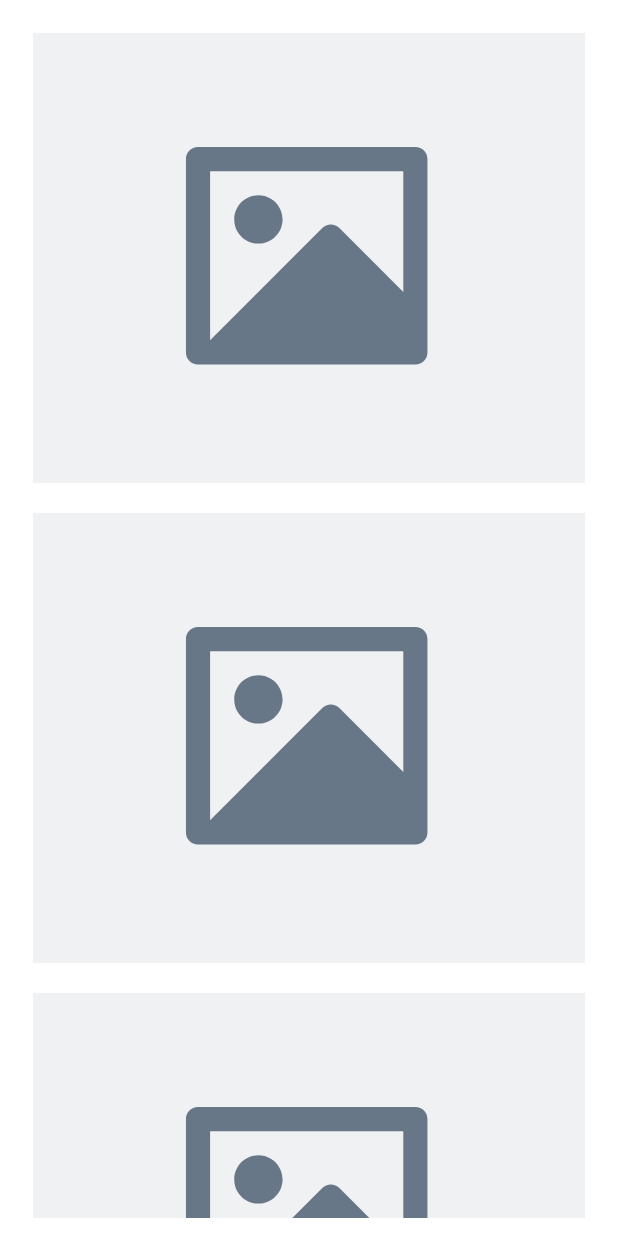
After one commit to EcoJourney-Bangkit-Capstone/EcoJourney-Mobile, an Android app: the layout fragment_scan_result.xml on its own in the app's theme, with its tools: preview values and no code run, on a phone screen of 412 x 824 dp. The commit adds this screen. Run offline under Robolectric (Android 15) with nearby library versions, the phone set to English and light mode, and no system bars.

Commit message:
feat: Implementing bottom sheets after taking image and modify navigation

```diff
--- a/app/build.gradle.kts
+++ b/app/build.gradle.kts
@@ -53,6 +53,7 @@ dependencies {
     implementation(libs.camera.view)
     implementation(libs.androidx.fragment.ktx)
     implementation(libs.androidx.activity)
+    implementation(libs.androidx.legacy.support.v4)
     testImplementation(libs.junit)
     androidTestImplementation(libs.androidx.junit)
     androidTestImplementation(libs.androidx.espresso.core)
--- /dev/null
+++ b/app/src/main/res/drawable/bottom_sheet_bg.xml
@@ -0,0 +1,14 @@
+<?xml version="1.0" encoding="utf-8"?>
+<shape xmlns:android="http://schemas.android.com/apk/res/android"
+    android:shape="rectangle">
+    <solid android:color="@color/white" />
+    <corners
+        android:topLeftRadius="30dp"
+        android:topRightRadius="30dp"/>
+
+    <padding
+        android:left="12dp"
+        android:right="12dp"
+        android:top="12dp"
+        android:bottom="12dp"/>
+</shape>
--- /dev/null
+++ b/app/src/main/res/drawable/img_placeholder.xml
@@ -0,0 +1,13 @@
+<vector xmlns:android="http://schemas.android.com/apk/res/android"
+    android:width="300dp"
+    android:height="300dp"
+    android:viewportWidth="120"
+    android:viewportHeight="120">
+  <path
+      android:pathData="M0,0h120v120h-120z"
+      android:fillColor="#EFF1F3"/>
+  <path
+      android:pathData="M33.25,38.48C33.26,37.05 34.42,35.89 35.85,35.88H83.15C84.58,35.88 85.75,37.04 85.75,38.48V80.52C85.74,81.95 84.58,83.11 83.15,83.13H35.85C34.42,83.12 33.25,81.96 33.25,80.52V38.48ZM80.5,41.13H38.5V77.88L62.89,53.48C63.92,52.45 65.58,52.45 66.6,53.48L80.5,67.4V41.13ZM43.75,51.62C43.75,54.52 46.1,56.87 49,56.87C51.9,56.87 54.25,54.52 54.25,51.62C54.25,48.73 51.9,46.37 49,46.37C46.1,46.37 43.75,48.73 43.75,51.62Z"
+      android:fillColor="#687787"
+      android:fillType="evenOdd"/>
+</vector>
--- /dev/null
+++ b/app/src/main/res/layout/fragment_scan_result.xml
@@ -0,0 +1,53 @@
+<?xml version="1.0" encoding="utf-8"?>
+<LinearLayout
+    xmlns:android="http://schemas.android.com/apk/res/android"
+    xmlns:app="http://schemas.android.com/apk/res-auto"
+    android:id="@+id/scanResultFragment"
+    android:layout_width="match_parent"
+    android:layout_height="match_parent"
+    android:background="@drawable/bottom_sheet_bg"
+    android:orientation="vertical">
+
+    <!-- Your content here -->
+    <androidx.core.widget.NestedScrollView
+        android:layout_width="match_parent"
+        android:layout_height="wrap_content">
+
+        <LinearLayout
+            android:layout_width="match_parent"
+            android:layout_height="wrap_content"
+            android:orientation="vertical">
+
+            <!-- Your expandable and scrollable content here -->
+            <ImageView
+                android:id="@+id/imageView"
+                android:layout_width="match_parent"
+                android:layout_height="wrap_content"
+                android:layout_margin="10dp"
+                android:contentDescription="@string/scan_result_image"
+                android:scaleType="centerCrop"
+                android:src="@drawable/img_placeholder" />
+
+            <ImageView
+                android:id="@+id/imageView2"
+                android:layout_width="match_parent"
+                android:layout_height="wrap_content"
+                android:layout_margin="10dp"
+                android:contentDescription="@string/scan_result_image"
+                android:scaleType="centerCrop"
+                android:src="@drawable/img_placeholder" />
+
+            <ImageView
+                android:id="@+id/imageView3"
+                android:layout_width="match_parent"
+                android:layout_height="wrap_content"
+                android:layout_margin="10dp"
+                android:contentDescription="@string/scan_result_image"
+                android:scaleType="centerCrop"
+                android:src="@drawable/img_placeholder" />
+
+            <!-- Other views -->
+
+        </LinearLayout>
+    </androidx.core.widget.NestedScrollView>
+</LinearLayout>
--- a/app/src/main/res/menu/bottom_nav_menu.xml
+++ b/app/src/main/res/menu/bottom_nav_menu.xml
@@ -12,8 +12,14 @@
         android:title="@string/title_dashboard" />
 
     <item
+        android:id="@+id/navigation_scan"
+        android:icon="@drawable/ic_capture"
+        android:title="@string/scan" />
+
+    <item
         android:id="@+id/navigation_notifications"
         android:icon="@drawable/ic_notifications_black_24dp"
         android:title="@string/title_notifications" />
 
+
 </menu>
--- a/app/src/main/res/values/strings.xml
+++ b/app/src/main/res/values/strings.xml
@@ -5,4 +5,8 @@
     <string name="title_notifications">Notifications</string>
     <string name="scan_your_waste">Scan Your Waste!</string>
     <string name="scan_help">To get articles about your waste you need to take a picture</string>
+    <string name="scan">Scan</string>
+    <!-- TODO: Remove or change this placeholder text -->
+    <string name="hello_blank_fragment">Hello blank fragment</string>
+    <string name="scan_result_image">Scan Result image</string>
 </resources>
--- a/app/src/main/res/values/themes.xml
+++ b/app/src/main/res/values/themes.xml
@@ -12,5 +12,23 @@
         <!-- Status bar color. -->
         <item name="android:statusBarColor">?attr/colorPrimaryVariant</item>
         <!-- Customize your theme here. -->
+
+        <item name="bottomSheetDialogTheme">@style/AppBottomSheetDialogTheme</item>
+
+    </style>
+
+    <style name="AppBottomSheetDialogTheme"
+        parent="Theme.Design.Light.BottomSheetDialog">
+        <item name="bottomSheetStyle">@style/AppModalStyle</item>
+    </style>
+
+    <style name="AppModalStyle"
+        parent="Widget.Design.BottomSheet.Modal">
+        <item name="android:background">@drawable/bottom_sheet_bg</item>
+    </style>
+
+    <style name="DialogAnimation">
+        <item name="android:windowEnterAnimation">@anim/slide_in_bottom</item>
+        <item name="android:windowExitAnimation">@anim/slide_out_bottom</item>
     </style>
 </resources>
--- a/gradle/libs.versions.toml
+++ b/gradle/libs.versions.toml
@@ -15,6 +15,7 @@ navigationUiKtx = "2.6.0"
 cameraxVersion = "1.3.3"
 fragmentKtx = "1.5.6"
 activity = "1.8.0"
+legacySupportV4 = "1.0.0"
 
 [libraries]
 androidx-core-ktx = { group = "androidx.core", name = "core-ktx", version.ref = "coreKtx" }
@@ -33,6 +34,7 @@ camera-lifecycle = { module = "androidx.camera:camera-lifecycle", version.ref =
 camera-view = { module = "androidx.camera:camera-view", version.ref = "cameraxVersion" }
 androidx-fragment-ktx = { group = "androidx.fragment", name = "fragment-ktx", version.ref = "fragmentKtx" }
 androidx-activity = { group = "androidx.activity", name = "activity", version.ref = "activity" }
+androidx-legacy-support-v4 = { group = "androidx.legacy", name = "legacy-support-v4", version.ref = "legacySupportV4" }
 
 [plugins]
 android-application = { id = "com.android.application", version.ref = "agp" }
```
Also changed, not shown: app/src/main/java/com/bangkit/ecojourney/MainActivity.kt (+24 -2 lines), app/src/main/java/com/bangkit/ecojourney/ui/wastescan/WasteScanActivity.kt (+78 -44 lines), app/src/main/res/anim/slide_in_bottom.xml (added, +9 -0 lines), app/src/main/res/anim/slide_out_bottom.xml (added, +9 -0 lines), app/src/main/res/layout/activity_main.xml (+0 -10 lines), app/src/main/res/layout/activity_waste_scan.xml (+17 -20 lines).
